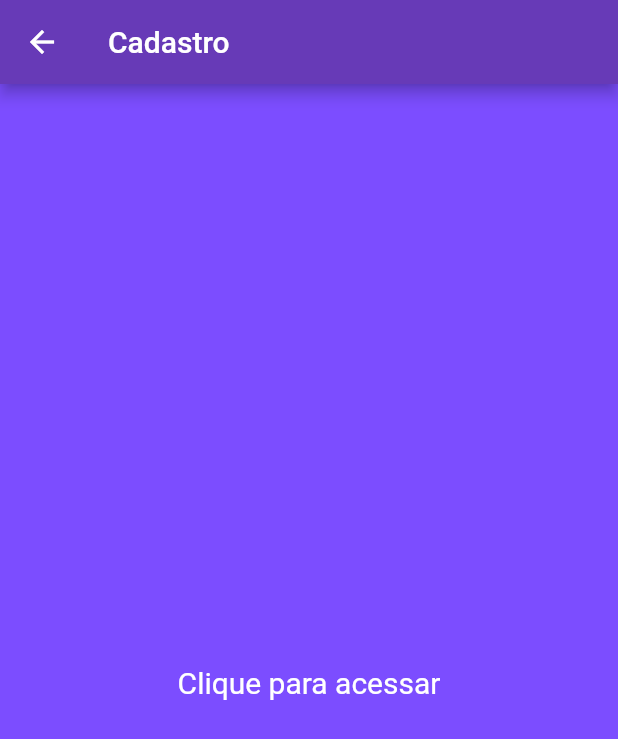
After one commit to xk08/FlutterProjects--Cadastro_e_Login, a Flutter app: the LoginPage screen opened directly, after a tap on "Clique para criar conta", on a phone screen of 412 x 824 dp. The commit adds this screen. Shown: the top 739 px of the screen. Run offline on Flutter 3.47's test engine with Material 2 defaults, Android fonts, the light colour scheme and no system bars.

Commit message:
Adicionando estrutura inicial do recurso de Cadastro do usuário (SignUp)

```diff
--- a/lib/login/controllers/login_controller.dart
+++ b/lib/login/controllers/login_controller.dart
@@ -2,6 +2,10 @@
 import 'package:cadastro_e_login/home/pages/home_page.dart';
 import 'package:cadastro_e_login/login/models/login_model.dart';
 import 'package:cadastro_e_login/login/repositories/login_repository.dart';
+import 'package:cadastro_e_login/signup/controllers/signup_controller.dart';
+import 'package:cadastro_e_login/signup/models/signup_model.dart';
+import 'package:cadastro_e_login/signup/pages/signup_page.dart';
+import 'package:cadastro_e_login/signup/repositories/signup_repository.dart';
 import 'package:flutter/material.dart';
 
 class LoginController {
@@ -90,4 +94,20 @@ class LoginController {
       setFailOnLogin = true;
     }
   }
+
+  goToSignUpPage(BuildContext context) {
+    //Direciona para a tela de Login (Sobre-escreve a rota principal (login) pela nova rota)
+    Navigator.push(
+      context,
+      MaterialPageRoute(
+        builder: (_) => SignUpPage(
+          signUpController: SignUpController(
+            SignUpRepository(
+              SignUpModel(),
+            ),
+          ),
+        ),
+      ),
+    );
+  }
 }
--- a/lib/login/pages/login_page.dart
+++ b/lib/login/pages/login_page.dart
@@ -145,6 +145,14 @@ class _LoginPageState extends State<LoginPage> {
                             : null);
               },
             ),
+            const SizedBox(height: 50),
+            SimpleTextWidget(
+              textSize: 18,
+              textoRecebido: "Clique para criar conta",
+              onSimpleTap: () {
+                loginController.goToSignUpPage(context);
+              },
+            ),
           ],
         ),
       ),
--- a/lib/shared/widgets/simple_text_widget.dart
+++ b/lib/shared/widgets/simple_text_widget.dart
@@ -5,20 +5,27 @@ class SimpleTextWidget extends StatelessWidget {
   final Color? textColor;
   final double? textSize;
 
+  //Retorna uma função para quem chamar o Widget
+  final Function()? onSimpleTap;
+
   const SimpleTextWidget({
     super.key,
     required this.textoRecebido,
     this.textColor,
     this.textSize,
+    this.onSimpleTap,
   });
 
   @override
   Widget build(BuildContext context) {
-    return Text(
-      textoRecebido,
-      textAlign: TextAlign.center,
-      style: TextStyle(
-          color: textColor ?? Colors.white, fontSize: textSize ?? 20.0),
+    return GestureDetector(
+      onTap: onSimpleTap,
+      child: Text(
+        textoRecebido,
+        textAlign: TextAlign.center,
+        style: TextStyle(
+            color: textColor ?? Colors.white, fontSize: textSize ?? 20.0),
+      ),
     );
   }
 }
--- /dev/null
+++ b/lib/signup/controllers/signup_controller.dart
@@ -0,0 +1,30 @@
+import 'package:cadastro_e_login/login/controllers/login_controller.dart';
+import 'package:cadastro_e_login/login/models/login_model.dart';
+import 'package:cadastro_e_login/login/pages/login_page.dart';
+import 'package:cadastro_e_login/login/repositories/login_repository.dart';
+import 'package:cadastro_e_login/signup/repositories/signup_repository.dart';
+import 'package:flutter/material.dart';
+
+class SignUpController {
+  final SignUpRepository signUpRepository;
+  SignUpController(
+    this.signUpRepository,
+  );
+
+  goToLoginPage(BuildContext context) {
+    //Direciona para a tela de Login (Sobre-escreve a rota principal (login) pela nova rota)
+    Navigator.push(
+      context,
+      MaterialPageRoute(
+        builder: (_) => LoginPage(
+          tituloPagina: "Login",
+          loginController: LoginController(
+            LoginRepository(
+              LoginModel(),
+            ),
+          ),
+        ),
+      ),
+    );
+  }
+}
--- /dev/null
+++ b/lib/signup/models/signup_model.dart
@@ -0,0 +1,6 @@
+class SignUpModel {
+  String nome;
+  SignUpModel({
+    this.nome = "",
+  });
+}
--- /dev/null
+++ b/lib/signup/pages/signup_page.dart
@@ -0,0 +1,53 @@
+// ignore_for_file: no_logic_in_create_state
+
+import 'package:cadastro_e_login/shared/widgets/simple_text_widget.dart';
+import 'package:cadastro_e_login/signup/controllers/signup_controller.dart';
+import 'package:flutter/material.dart';
+
+class SignUpPage extends StatefulWidget {
+  final SignUpController signUpController;
+  const SignUpPage({
+    super.key,
+    required this.signUpController,
+  });
+
+  @override
+  State<SignUpPage> createState() => _SignUpPageState(signUpController);
+}
+
+class _SignUpPageState extends State<SignUpPage> {
+  final SignUpController signUpController;
+
+  _SignUpPageState(this.signUpController);
+
+  @override
+  void initState() {
+    super.initState();
+  }
+
+  @override
+  Widget build(BuildContext context) {
+    return Scaffold(
+      backgroundColor: Colors.deepPurpleAccent,
+      appBar: AppBar(
+        foregroundColor: Colors.white,
+        title: const Text("Cadastro"),
+        backgroundColor: Colors.deepPurple,
+      ),
+      body: Center(
+        child: Column(
+          mainAxisAlignment: MainAxisAlignment.center,
+          crossAxisAlignment: CrossAxisAlignment.center,
+          children: [
+            const SizedBox(height: 30),
+            SimpleTextWidget(
+                textoRecebido: "Clique para acessar",
+                onSimpleTap: () {
+                  signUpController.goToLoginPage(context);
+                }),
+          ],
+        ),
+      ),
+    );
+  }
+}
--- /dev/null
+++ b/lib/signup/repositories/signup_repository.dart
@@ -0,0 +1,8 @@
+import 'package:cadastro_e_login/signup/models/signup_model.dart';
+
+class SignUpRepository {
+  final SignUpModel signUpModel;
+  SignUpRepository(
+    this.signUpModel,
+  );
+}
```
